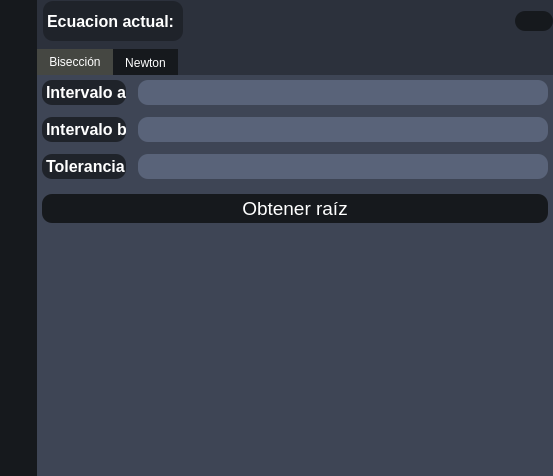
Qt form views/qt_files/main_window.ui (Zombender0/Linear_algebra) before a commit.
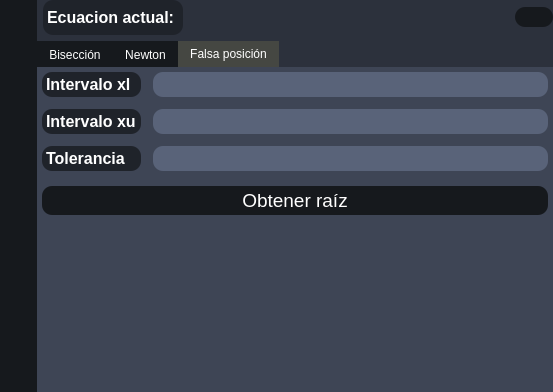
The same form after that commit. The open tabs and pages were chosen to show the change. Icons and pictures are not drawn.

Commit message: Método de falsa posición agregado

```diff
--- a/views/qt_files/main_window.ui
+++ b/views/qt_files/main_window.ui
@@ -10,7 +10,7 @@
     <x>0</x>
     <y>0</y>
     <width>553</width>
-    <height>476</height>
+    <height>392</height>
    </rect>
   </property>
   <property name="windowTitle">
@@ -172,21 +172,21 @@
 background-color:#454742
 }
 
-#bisection_tab QLineEdit, #newton_tab QLineEdit{
+#bisection_tab QLineEdit, #newton_tab QLineEdit, #false_position_tab QLineEdit{
 color: #fff;
 background-color: #596379;
 border-radius:10px;
 font-weight: 350;
 }
 
-#bisection_tab QLabel, #newton_tab QLabel{
+#bisection_tab QLabel, #newton_tab QLabel, #false_position_tab QLabel{
 background-color: #1f232a;
 padding: -3px;
 font-weight: 700;
 border-radius: 10px;
 }
 
- #bisection_tab QPushButton, #newton_tab QPushButton{
+ #bisection_tab QPushButton, #newton_tab QPushButton, #false_position_tab QPushButton{
 color: #ffffff;
     text-align: center;
 	padding: 3px;
@@ -1018,7 +1018,7 @@
            <item>
             <widget class="QTabWidget" name="method_equation_tab_widget">
              <property name="currentIndex">
-              <number>0</number>
+              <number>2</number>
              </property>
              <widget class="QWidget" name="bisection_tab">
               <attribute name="title">
@@ -1325,6 +1325,162 @@
                </item>
               </layout>
              </widget>
+             <widget class="QWidget" name="false_position_tab">
+              <attribute name="title">
+               <string>Falsa posición</string>
+              </attribute>
+              <layout class="QVBoxLayout" name="verticalLayout_16">
+               <property name="leftMargin">
+                <number>5</number>
+               </property>
+               <property name="topMargin">
+                <number>0</number>
+               </property>
+               <property name="rightMargin">
+                <number>5</number>
+               </property>
+               <item>
+                <widget class="QWidget" name="false_position_config_widget" native="true">
+                 <property name="maximumSize">
+                  <size>
+                   <width>16777215</width>
+                   <height>16777215</height>
+                  </size>
+                 </property>
+                 <property name="font">
+                  <font>
+                   <pointsize>9</pointsize>
+                   <kerning>true</kerning>
+                  </font>
+                 </property>
+                 <layout class="QVBoxLayout" name="verticalLayout_15">
+                  <property name="spacing">
+                   <number>12</number>
+                  </property>
+                  <property name="leftMargin">
+                   <number>0</number>
+                  </property>
+                  <property name="topMargin">
+                   <number>5</number>
+                  </property>
+                  <property name="rightMargin">
+                   <number>0</number>
+                  </property>
+                  <property name="bottomMargin">
+                   <number>9</number>
+                  </property>
+                  <item>
+                   <layout class="QGridLayout" name="false_position_config_grid">
+                    <item row="1" column="0">
+                     <widget class="QLabel" name="false_interval_b_label">
+                      <property name="font">
+                       <font>
+                        <pointsize>12</pointsize>
+                        <bold>true</bold>
+                       </font>
+                      </property>
+                      <property name="text">
+                       <string>Intervalo xu</string>
+                      </property>
+                     </widget>
+                    </item>
+                    <item row="0" column="0">
+                     <widget class="QLabel" name="false_interval_a_label">
+                      <property name="font">
+                       <font>
+                        <pointsize>12</pointsize>
+                        <bold>true</bold>
+                       </font>
+                      </property>
+                      <property name="text">
+                       <string>Intervalo xl</string>
+                      </property>
+                     </widget>
+                    </item>
+                    <item row="2" column="0">
+                     <widget class="QLabel" name="false_tolerance_label">
+                      <property name="font">
+                       <font>
+                        <pointsize>12</pointsize>
+                        <bold>true</bold>
+                       </font>
+                      </property>
+                      <property name="text">
+                       <string>Tolerancia</string>
+                      </property>
+                     </widget>
+                    </item>
+                    <item row="1" column="1">
+                     <widget class="QLineEdit" name="false_interval_b_line_edit">
+                      <property name="font">
+                       <font>
+                        <pointsize>14</pointsize>
+                        <fontweight></fontweight>
+                       </font>
+                      </property>
+                      <property name="clearButtonEnabled">
+                       <bool>true</bool>
+                      </property>
+                     </widget>
+                    </item>
+                    <item row="2" column="1">
+                     <widget class="QLineEdit" name="false_tolerance_line_edit">
+                      <property name="font">
+                       <font>
+                        <pointsize>14</pointsize>
+                        <fontweight></fontweight>
+                       </font>
+                      </property>
+                      <property name="clearButtonEnabled">
+                       <bool>true</bool>
+                      </property>
+                     </widget>
+                    </item>
+                    <item row="0" column="1">
+                     <widget class="QLineEdit" name="false_interval_a_line_edit">
+                      <property name="font">
+                       <font>
+                        <pointsize>14</pointsize>
+                        <fontweight></fontweight>
+                       </font>
+                      </property>
+                      <property name="clearButtonEnabled">
+                       <bool>true</bool>
+                      </property>
+                     </widget>
+                    </item>
+                   </layout>
+                  </item>
+                 </layout>
+                </widget>
+               </item>
+               <item>
+                <widget class="QPushButton" name="false_solution_button">
+                 <property name="font">
+                  <font>
+                   <pointsize>14</pointsize>
+                  </font>
+                 </property>
+                 <property name="text">
+                  <string>Obtener raíz</string>
+                 </property>
+                </widget>
+               </item>
+               <item>
+                <spacer name="false_position_spacer">
+                 <property name="orientation">
+                  <enum>Qt::Orientation::Vertical</enum>
+                 </property>
+                 <property name="sizeHint" stdset="0">
+                  <size>
+                   <width>20</width>
+                   <height>158</height>
+                  </size>
+                 </property>
+                </spacer>
+               </item>
+              </layout>
+             </widget>
             </widget>
            </item>
           </layout>
```
Left out of the diff: 19 changed lines with no effect on the pictures. The commit also changes 12 other files.
